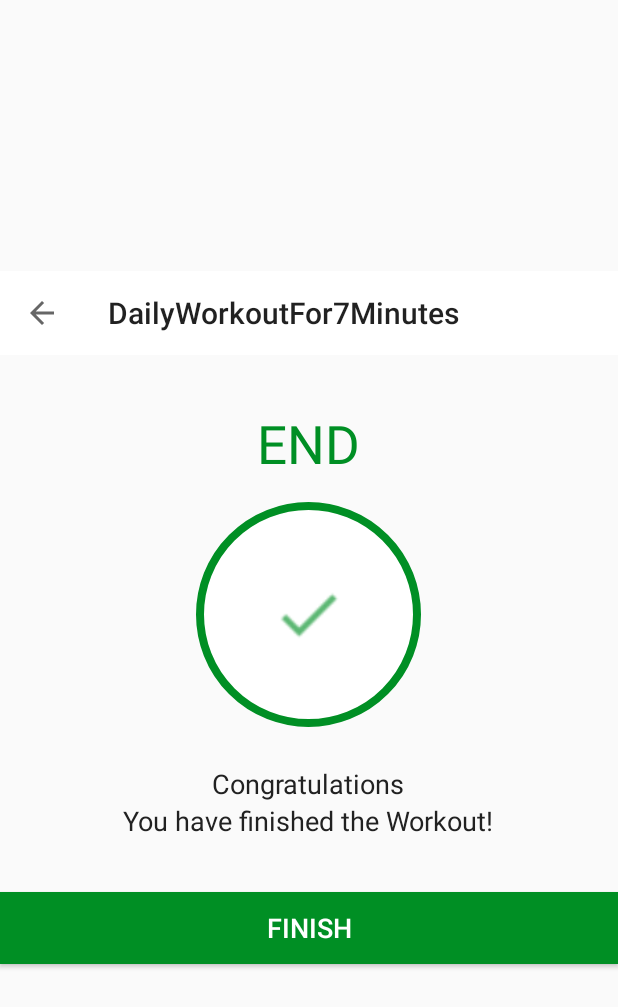
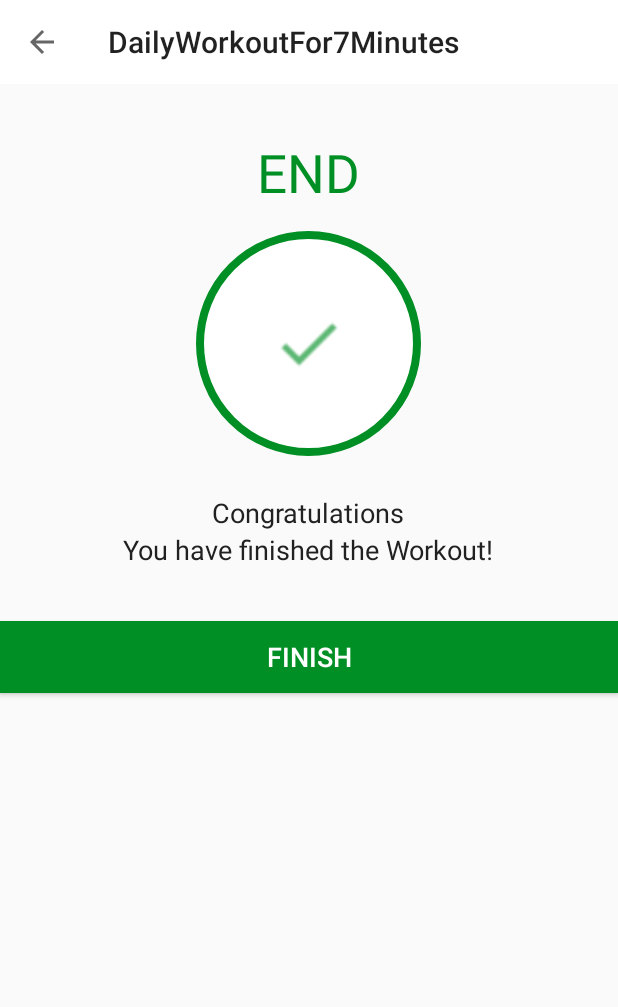
Before and after one commit to abhas1102/7minutesWorkout-App, an Android app: the FinishActivity screen opened directly, with no data from a screen before it, on a phone screen of 412 x 824 dp. Shown: the top 1007 px of the screen. Run offline under Robolectric (Android 15) with nearby library versions, the phone set to English and light mode, and no system bars.

Commit message:
fixed design issues in Finish screen and History Screen.

```diff
--- a/app/src/main/res/layout/activity_finish.xml
+++ b/app/src/main/res/layout/activity_finish.xml
@@ -5,14 +5,14 @@
     android:layout_width="match_parent"
     android:layout_height="match_parent"
     android:orientation="vertical"
-    android:gravity="center"
+    android:gravity="center_horizontal"
     tools:context=".FinishActivity">
 
     <androidx.appcompat.widget.Toolbar
         android:id="@+id/finish_activity_toolbar"
         android:layout_width="match_parent"
         android:layout_height="?android:attr/actionBarSize"
-        android:background="@color/colorWhite"/>
+        android:background="@color/colorWhite" />
 
     <TextView
         android:id="@+id/tvEnd"
--- a/app/src/main/res/layout/activity_history.xml
+++ b/app/src/main/res/layout/activity_history.xml
@@ -5,6 +5,7 @@
     android:layout_width="match_parent"
     android:layout_height="match_parent"
     android:orientation="vertical"
+    android:gravity="center_horizontal"
     tools:context=".HistoryActivity">
 
     <androidx.appcompat.widget.Toolbar
```
